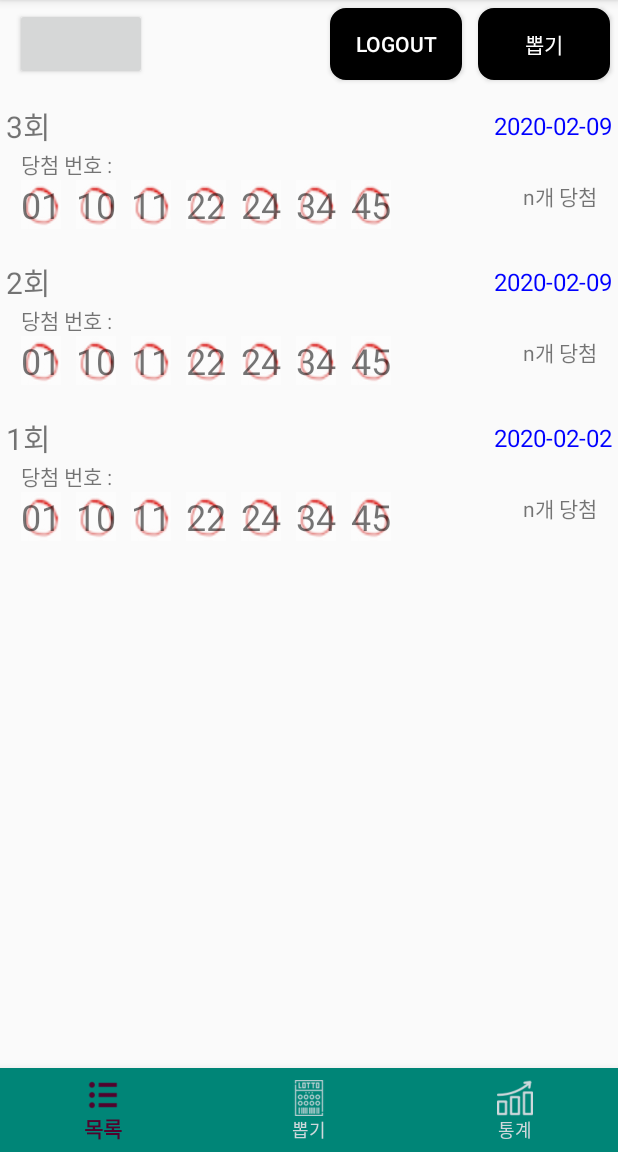
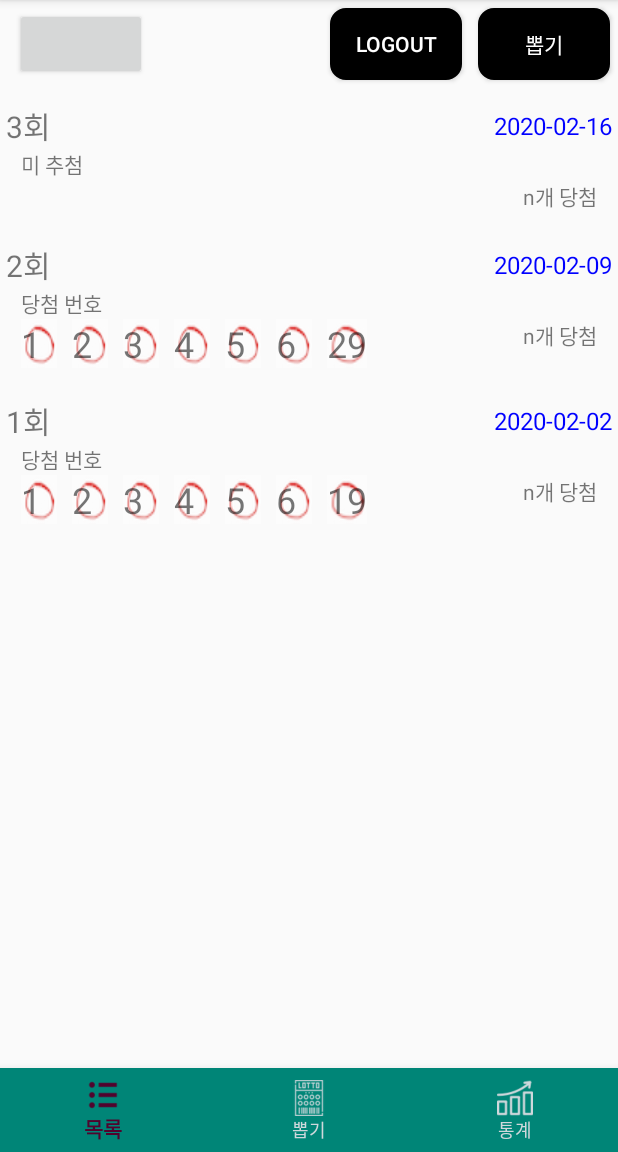
Before and after one commit to hong-pyo/kingLotto, an Android app: the Fragment1 screen opened directly, with no data from a screen before it, on a phone screen of 412 x 824 dp, the part 84-1236 px from its top. Run offline under Robolectric (Android 15) with nearby library versions, the phone set to English and light mode, and no system bars; libraries missing offline, so code that uses them is left out: lib.kingja.switchbutton; plain views replace SwitchMultiButton; 2 statements that could not run were skipped.

Commit message:
detail Fragment 추가 및 bundle 방법 확인 그리고 todo 정리

```diff
--- a/app/src/main/java/hong2/kinglotto/MainActivity.java
+++ b/app/src/main/java/hong2/kinglotto/MainActivity.java
@@ -6,6 +6,7 @@ import androidx.annotation.NonNull;
 import androidx.appcompat.app.AppCompatActivity;
 import android.os.Bundle;
 import com.google.android.material.bottomnavigation.BottomNavigationView;
+import hong2.kinglotto.menu.DetailListFragment;
 import hong2.kinglotto.menu.Fragment1;
 import hong2.kinglotto.menu.Fragment2;
 import hong2.kinglotto.menu.Fragment3;
--- a/app/src/main/java/hong2/kinglotto/lotto/Lotto.java
+++ b/app/src/main/java/hong2/kinglotto/lotto/Lotto.java
@@ -1,27 +1,48 @@
 package hong2.kinglotto.lotto;
 
 
+import java.io.Serializable;
 import java.time.LocalDate;
 import java.util.List;
 
 
-public class Lotto {
+public class Lotto implements Serializable {
     private int id;
+    private boolean overWinnerDay;
     private String round;
     private String weather;
     private String picture;
     private LocalDate winnerDate;
     private List<Integer> winnerNumbers;
+    private int bonusNumber;
     private String winnerCount;
 
-    public Lotto(int id, String round, String weather, String picture, LocalDate winnerDate, List<Integer> winnerNumbers, String winnerCount) {
+    public Lotto(int id, boolean overWinnerDay, String round, String weather, String picture, LocalDate winnerDate, List<Integer> winnerNumbers, int bonusNumber, String winnerCount) {
         this.id = id;
+        this.overWinnerDay = overWinnerDay;
         this.round = round;
         this.weather = weather;
         this.picture = picture;
         this.winnerDate = winnerDate;
         this.winnerNumbers = winnerNumbers;
+        this.bonusNumber = bonusNumber;
         this.winnerCount = winnerCount;
+    }
+
+    public int getBonusNumber() {
+        return bonusNumber;
+    }
+
+    public void setBonusNumber(int bonusNumber) {
+        this.bonusNumber = bonusNumber;
+    }
+
+    public boolean isOverWinnerDay() {
+        return overWinnerDay;
+    }
+
+    public void setOverWinnerDay(boolean overWinnerDay) {
+        this.overWinnerDay = overWinnerDay;
     }
 
     public String getRound() {
--- a/app/src/main/java/hong2/kinglotto/lotto/LottoAdapter.java
+++ b/app/src/main/java/hong2/kinglotto/lotto/LottoAdapter.java
@@ -68,6 +68,7 @@ public class LottoAdapter extends RecyclerView.Adapter<LottoAdapter.ViewHolder>
     public static class ViewHolder extends RecyclerView.ViewHolder {
         private LinearLayout lottoItemLayout;
         private TextView roundTextView;
+        private TextView overWinnerDayTextView;
         private ImageView luckyImage;
         private ImageView weatherImage;
         private TextView winnerDate;
@@ -88,6 +89,7 @@ public class LottoAdapter extends RecyclerView.Adapter<LottoAdapter.ViewHolder>
 
             lottoItemLayout = itemView.findViewById(R.id.lottoItemLayout);
             roundTextView = itemView.findViewById(R.id.roundTextView);
+            overWinnerDayTextView = itemView.findViewById(R.id.overWinnerDayTextView);
             luckyImage = itemView.findViewById(R.id.luckyImage);
             weatherImage = itemView.findViewById(R.id.weatherImage);
             winnerDate = itemView.findViewById(R.id.winnerDate);
@@ -116,6 +118,25 @@ public class LottoAdapter extends RecyclerView.Adapter<LottoAdapter.ViewHolder>
         public void setItem(Lotto item) {
             roundTextView.setText(item.getRound());
             winnerDate.setText(item.getWinnerDate().toString());
+            if (item.isOverWinnerDay()) {
+                overWinnerDayTextView.setText("당첨 번호");
+                winnerNumber1.setText(String.valueOf(item.getWinnerNumbers().get(0)));
+                winnerNumber1.setVisibility(View.VISIBLE);
+                winnerNumber2.setText(String.valueOf(item.getWinnerNumbers().get(1)));
+                winnerNumber2.setVisibility(View.VISIBLE);
+                winnerNumber3.setText(String.valueOf(item.getWinnerNumbers().get(2)));
+                winnerNumber3.setVisibility(View.VISIBLE);
+                winnerNumber4.setText(String.valueOf(item.getWinnerNumbers().get(3)));
+                winnerNumber4.setVisibility(View.VISIBLE);
+                winnerNumber5.setText(String.valueOf(item.getWinnerNumbers().get(4)));
+                winnerNumber5.setVisibility(View.VISIBLE);
+                winnerNumber6.setText(String.valueOf(item.getWinnerNumbers().get(5)));
+                winnerNumber6.setVisibility(View.VISIBLE);
+                bonusNumber.setText(String.valueOf(item.getBonusNumber()));
+                bonusNumber.setVisibility(View.VISIBLE);
+            } else {
+                overWinnerDayTextView.setText("미 추첨");
+            }
         }
     }
 }
--- /dev/null
+++ b/app/src/main/java/hong2/kinglotto/menu/DetailListFragment.java
@@ -0,0 +1,28 @@
+package hong2.kinglotto.menu;
+
+import android.os.Bundle;
+import android.util.Log;
+import android.view.LayoutInflater;
+import android.view.View;
+import android.view.ViewGroup;
+import androidx.annotation.NonNull;
+import androidx.annotation.Nullable;
+import androidx.fragment.app.Fragment;
+import hong2.kinglotto.R;
+import hong2.kinglotto.lotto.Lotto;
+
+public class DetailListFragment extends Fragment {
+
+    @Nullable
+    @Override
+    public View onCreateView(@NonNull LayoutInflater inflater, @Nullable ViewGroup container, @Nullable Bundle savedInstanceState) {
+        // todo 여기에서 detail view 만들어주기.
+
+
+        View view = inflater.inflate(R.layout.detail_list_fragment, null);
+        if (getArguments() != null) {
+            Lotto lotto = (Lotto) getArguments().get("lotto");
+        }
+        return view;
+    }
+}
--- a/app/src/main/java/hong2/kinglotto/menu/Fragment1.java
+++ b/app/src/main/java/hong2/kinglotto/menu/Fragment1.java
@@ -12,6 +12,7 @@ import androidx.annotation.Nullable;
 import androidx.fragment.app.Fragment;
 import androidx.recyclerview.widget.LinearLayoutManager;
 import androidx.recyclerview.widget.RecyclerView;
+import hong2.kinglotto.MainActivity;
 import hong2.kinglotto.R;
 import hong2.kinglotto.linstner.OnLottoItemClickListener;
 import hong2.kinglotto.linstner.OnTabItemSelectedListener;
@@ -30,6 +31,7 @@ public class Fragment1 extends Fragment {
 
     private Context context;
     private OnTabItemSelectedListener listener;
+    private DetailListFragment detailListFragment = new DetailListFragment();
 
     @Override
     public void onAttach(@NonNull Context context) {
@@ -85,7 +87,7 @@ public class Fragment1 extends Fragment {
         recyclerView.setLayoutManager(layoutManager);
 
         lottoAdapter = new LottoAdapter();
-        // api 호출로 data 가져와야함. / pagable
+        // todo api 호출로 data 가져와야함. / page 구현 하기.
         List<Integer> winnerNumbers = new ArrayList<>();
         winnerNumbers.add(1);
         winnerNumbers.add(2);
@@ -95,9 +97,9 @@ public class Fragment1 extends Fragment {
         winnerNumbers.add(6);
 
 
-        lottoAdapter.addItem(new Lotto(0, "3회", null, null, LocalDate.of(2020,2,9), winnerNumbers, "6개 당첨"));
-        lottoAdapter.addItem(new Lotto(0, "2회", null, null, LocalDate.of(2020,2,9), winnerNumbers, "6개 당첨"));
-        lottoAdapter.addItem(new Lotto(0, "1회", null, null, LocalDate.of(2020,2,2), winnerNumbers, "3개 당첨"));
+        lottoAdapter.addItem(new Lotto(3, false,"3회", null, null, LocalDate.of(2020,2,16), null, 10, "6개 당첨"));
+        lottoAdapter.addItem(new Lotto(2, true,"2회", null, null, LocalDate.of(2020,2,9), winnerNumbers, 29, "6개 당첨"));
+        lottoAdapter.addItem(new Lotto(1, true,"1회", null, null, LocalDate.of(2020,2,2), winnerNumbers, 19, "3개 당첨"));
 
         recyclerView.setAdapter(lottoAdapter);
         lottoAdapter.setOnItemClickListener(new OnLottoItemClickListener() {
@@ -105,6 +107,11 @@ public class Fragment1 extends Fragment {
             public void onItemClick(LottoAdapter.ViewHolder holder, View view, int position) {
                 Lotto item = lottoAdapter.getItem(position);
                 Toast.makeText(getContext(), item.getRound() + "\n" + item.getWinnerNumbers(), Toast.LENGTH_SHORT).show();
+                // todo fragment 간 data 전송 방법 , 한번에 넘기기.
+                Bundle bundle = new Bundle();
+                bundle.putSerializable("lotto", item);
+                detailListFragment.setArguments(bundle);
+                getFragmentManager().beginTransaction().replace(R.id.container, detailListFragment).commit();
             }
         });
     }
--- /dev/null
+++ b/app/src/main/res/layout/detail_list_fragment.xml
@@ -0,0 +1,9 @@
+<?xml version="1.0" encoding="utf-8"?>
+<LinearLayout xmlns:android="http://schemas.android.com/apk/res/android"
+              android:layout_width="match_parent"
+              android:layout_height="match_parent">
+    <TextView
+            android:text="HI~~~!"
+            android:layout_width="wrap_content"
+            android:layout_height="wrap_content"/>
+</LinearLayout>
--- a/app/src/main/res/layout/lotto_item_v2.xml
+++ b/app/src/main/res/layout/lotto_item_v2.xml
@@ -74,9 +74,11 @@
                 android:layout_marginBottom="10dp"
                 android:layout_weight="1"
                 android:orientation="vertical">
-            <TextView android:layout_width="wrap_content"
-                      android:layout_height="wrap_content"
-                      android:text="당첨 번호 : "
+            <TextView
+                    android:id="@+id/overWinnerDayTextView"
+                    android:layout_width="wrap_content"
+                    android:layout_height="wrap_content"
+                    android:text="당첨 번호 : "
             />
             <RelativeLayout
                     android:layout_width="match_parent"
@@ -89,6 +91,7 @@
                         android:text="01"
                         android:layout_alignParentLeft="true"
                         android:background="@drawable/circle_test_24"
+                        android:visibility="gone"
                         android:textSize="24sp"/>
                 <TextView
                         android:id="@+id/winnerNumber2"
@@ -98,6 +101,7 @@
                         android:layout_marginLeft="10dp"
                         android:layout_toRightOf="@+id/winnerNumber1"
                         android:background="@drawable/circle_test_24"
+                        android:visibility="gone"
                         android:textSize="24sp"/>
                 <TextView
                         android:id="@+id/winnerNumber3"
@@ -107,6 +111,7 @@
                         android:layout_marginLeft="10dp"
                         android:layout_toRightOf="@+id/winnerNumber2"
                         android:background="@drawable/circle_test_24"
+                        android:visibility="gone"
                         android:textSize="24sp"/>
                 <TextView
                         android:id="@+id/winnerNumber4"
@@ -116,6 +121,7 @@
                         android:layout_marginLeft="10dp"
                         android:layout_toRightOf="@+id/winnerNumber3"
                         android:background="@drawable/circle_test_24"
+                        android:visibility="gone"
                         android:textSize="24sp"/>
                 <TextView
                         android:id="@+id/winnerNumber5"
@@ -125,6 +131,7 @@
                         android:layout_marginLeft="10dp"
                         android:layout_toRightOf="@+id/winnerNumber4"
                         android:background="@drawable/circle_test_24"
+                        android:visibility="gone"
                         android:textSize="24sp"/>
                 <TextView
                         android:id="@+id/winnerNumber6"
@@ -134,6 +141,7 @@
                         android:layout_marginLeft="10dp"
                         android:layout_toRightOf="@+id/winnerNumber5"
                         android:background="@drawable/circle_test_24"
+                        android:visibility="gone"
                         android:textSize="24sp"/>
                 <TextView
                         android:id="@+id/bonusNumber"
@@ -143,6 +151,7 @@
                         android:layout_marginLeft="10dp"
                         android:layout_toRightOf="@+id/winnerNumber6"
                         android:background="@drawable/circle_test_24"
+                        android:visibility="gone"
                         android:textSize="24sp"/>
                 <TextView
                         android:id="@+id/winnerCount"
```
